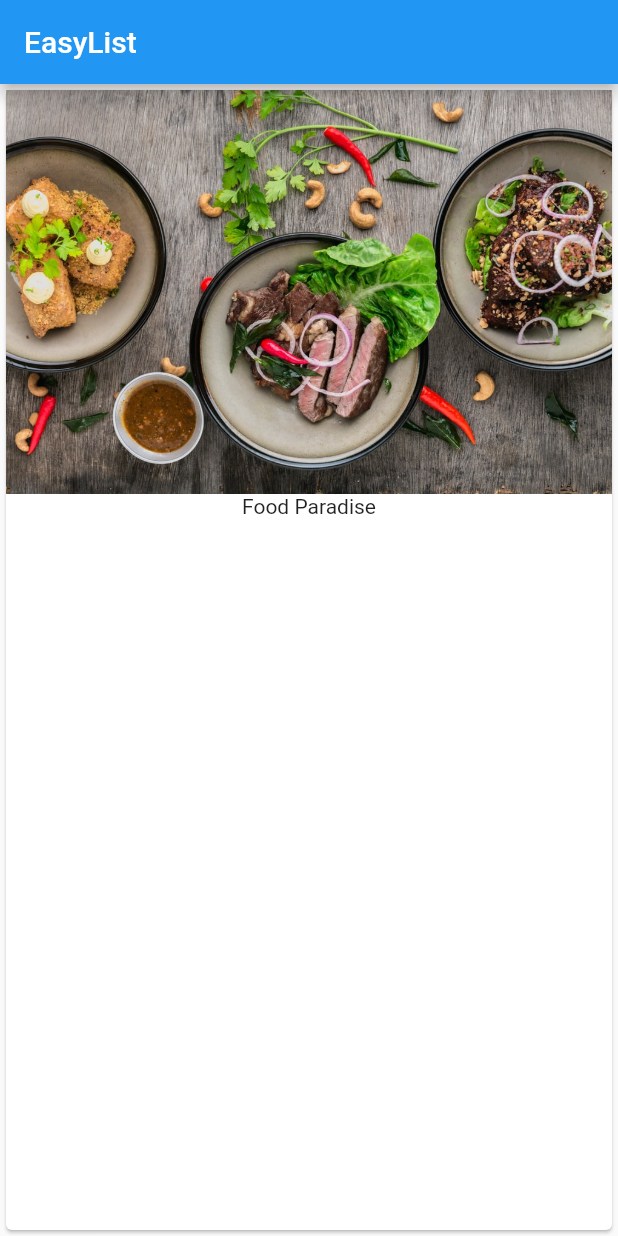
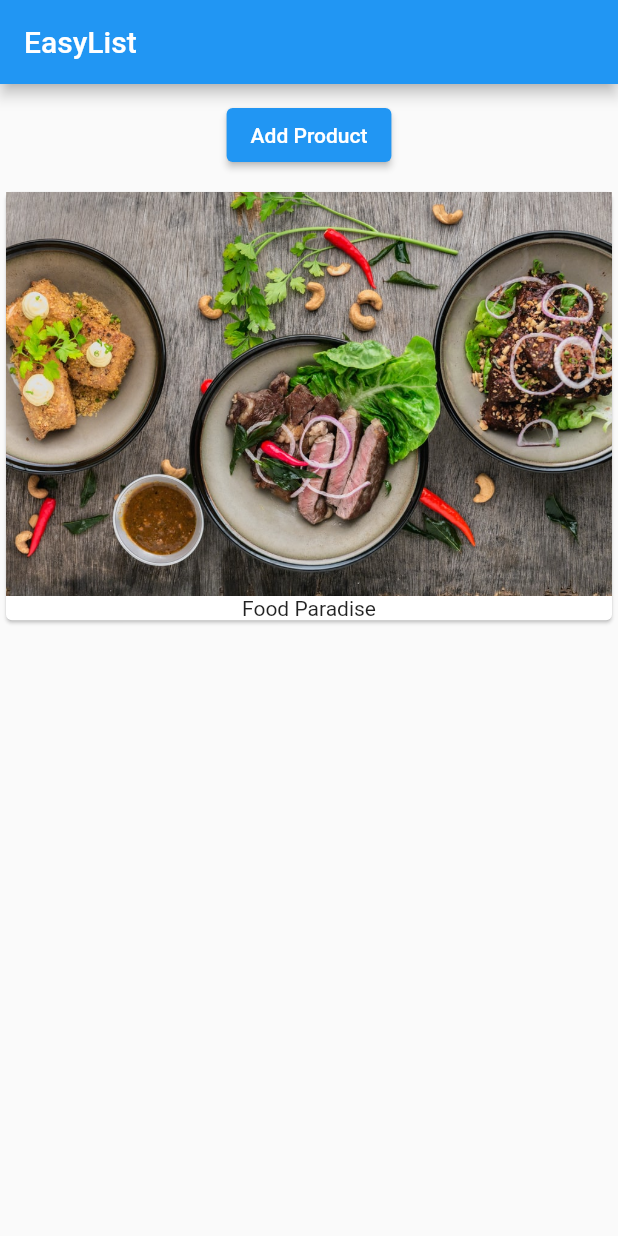
Before and after one commit to GabrieRabelo/flutter_academind, a Flutter app: the screen it shows after launch, on a phone screen of 412 x 824 dp. Run offline on Flutter 3.47's test engine with Material 2 defaults, Android fonts, the phone set to English and light mode, and no system bars.

Commit message:
adds multiple cards and a simple button

```diff
--- a/lib/main.dart
+++ b/lib/main.dart
@@ -10,7 +10,16 @@ class MyApp extends StatelessWidget {
           appBar: AppBar(
             title: Text('EasyList'),
           ),
-        body: Card(
+          body: Column(
+            children: [
+              Container(
+                margin: EdgeInsets.all(10.0),
+                child: ElevatedButton(
+                  onPressed: () {},
+                  child: Text('Add Product'),
+                ),
+              ),
+              Card(
                 child: Column(
                   children: <Widget>[
                     Image.asset('assets/food.jpeg'),
@@ -18,6 +27,8 @@ class MyApp extends StatelessWidget {
                   ],
                 ),
               ),
+            ],
+          )
       ),
     );
   }
```
Lines whose indentation alone changed are shown as unchanged.
